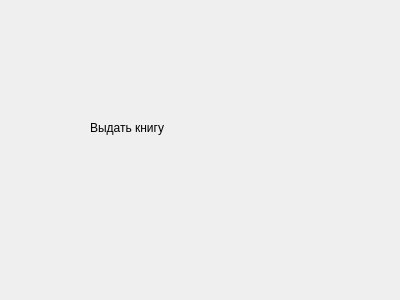
Qt form issuedbooks/issuedbooks.ui (vladislavvasyukov/library) before a commit.
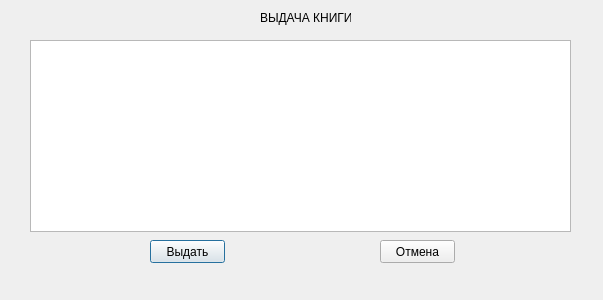
The same form after that commit.

Diff of the .ui file:
```diff
--- a/issuedbooks/issuedbooks.ui
+++ b/issuedbooks/issuedbooks.ui
@@ -6,7 +6,7 @@
    <rect>
     <x>0</x>
     <y>0</y>
-    <width>400</width>
+    <width>603</width>
     <height>300</height>
    </rect>
   </property>
@@ -16,14 +16,50 @@
   <widget class="QLabel" name="label">
    <property name="geometry">
     <rect>
-     <x>90</x>
-     <y>120</y>
+     <x>260</x>
+     <y>10</y>
      <width>91</width>
      <height>16</height>
     </rect>
    </property>
    <property name="text">
-    <string>Выдать книгу</string>
+    <string>ВЫДАЧА КНИГИ</string>
+   </property>
+  </widget>
+  <widget class="QTableView" name="tableView">
+   <property name="geometry">
+    <rect>
+     <x>30</x>
+     <y>40</y>
+     <width>541</width>
+     <height>192</height>
+    </rect>
+   </property>
+  </widget>
+  <widget class="QPushButton" name="pushButton">
+   <property name="geometry">
+    <rect>
+     <x>150</x>
+     <y>240</y>
+     <width>75</width>
+     <height>23</height>
+    </rect>
+   </property>
+   <property name="text">
+    <string>Выдать</string>
+   </property>
+  </widget>
+  <widget class="QPushButton" name="pushButton_2">
+   <property name="geometry">
+    <rect>
+     <x>380</x>
+     <y>240</y>
+     <width>75</width>
+     <height>23</height>
+    </rect>
+   </property>
+   <property name="text">
+    <string>Отмена</string>
    </property>
   </widget>
  </widget>
```
Left out of the diff: 2 changed lines with no effect on the pictures.
